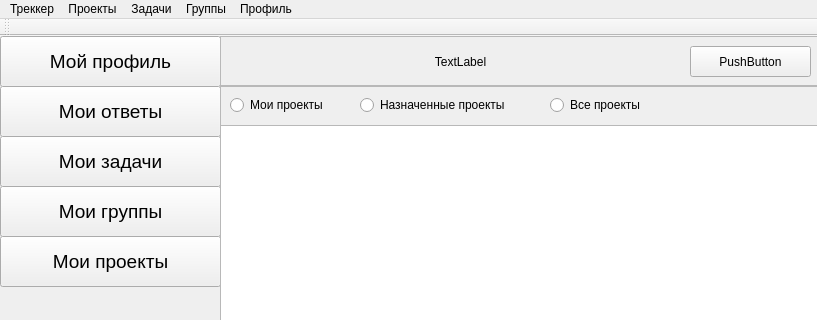
Qt form mainwindow.ui (wid0ki/BugzBunny) before a commit; both pictures show x 0 to 817 and y 0 to 320 of the 817 by 620 pixel window.
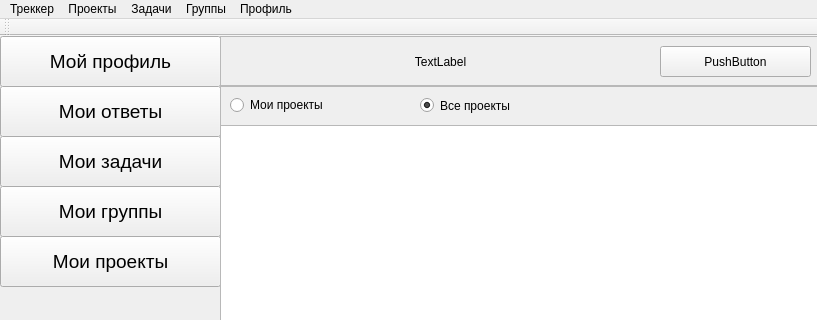
The same form after that commit.

Diff of the .ui file:
```diff
--- a/mainwindow.ui
+++ b/mainwindow.ui
@@ -158,9 +158,9 @@
     <widget class="QPushButton" name="rightButton">
      <property name="geometry">
       <rect>
-       <x>470</x>
+       <x>440</x>
        <y>10</y>
-       <width>121</width>
+       <width>151</width>
        <height>31</height>
       </rect>
      </property>
@@ -173,7 +173,7 @@
       <rect>
        <x>20</x>
        <y>10</y>
-       <width>441</width>
+       <width>401</width>
        <height>31</height>
       </rect>
      </property>
@@ -419,39 +419,42 @@
       <rect>
        <x>10</x>
        <y>10</y>
-       <width>111</width>
+       <width>181</width>
        <height>20</height>
       </rect>
      </property>
      <property name="text">
       <string>Мои проекты</string>
      </property>
+     <property name="checked">
+      <bool>false</bool>
+     </property>
     </widget>
     <widget class="QRadioButton" name="allProjects">
      <property name="geometry">
       <rect>
-       <x>330</x>
+       <x>200</x>
        <y>10</y>
-       <width>102</width>
-       <height>20</height>
+       <width>161</width>
+       <height>21</height>
       </rect>
      </property>
      <property name="text">
       <string>Все проекты</string>
      </property>
+     <property name="checked">
+      <bool>true</bool>
+     </property>
     </widget>
-    <widget class="QRadioButton" name="assignProjects">
+    <widget class="QTableWidget" name="projectView_2">
      <property name="geometry">
       <rect>
-       <x>140</x>
-       <y>10</y>
-       <width>171</width>
-       <height>20</height>
+       <x>0</x>
+       <y>40</y>
+       <width>601</width>
+       <height>461</height>
       </rect>
      </property>
-     <property name="text">
-      <string>Назначенные проекты</string>
-     </property>
     </widget>
    </widget>
    <zorder>frame_3</zorder>
```
Left out of the diff: 4 changed lines with no effect on the pictures.
